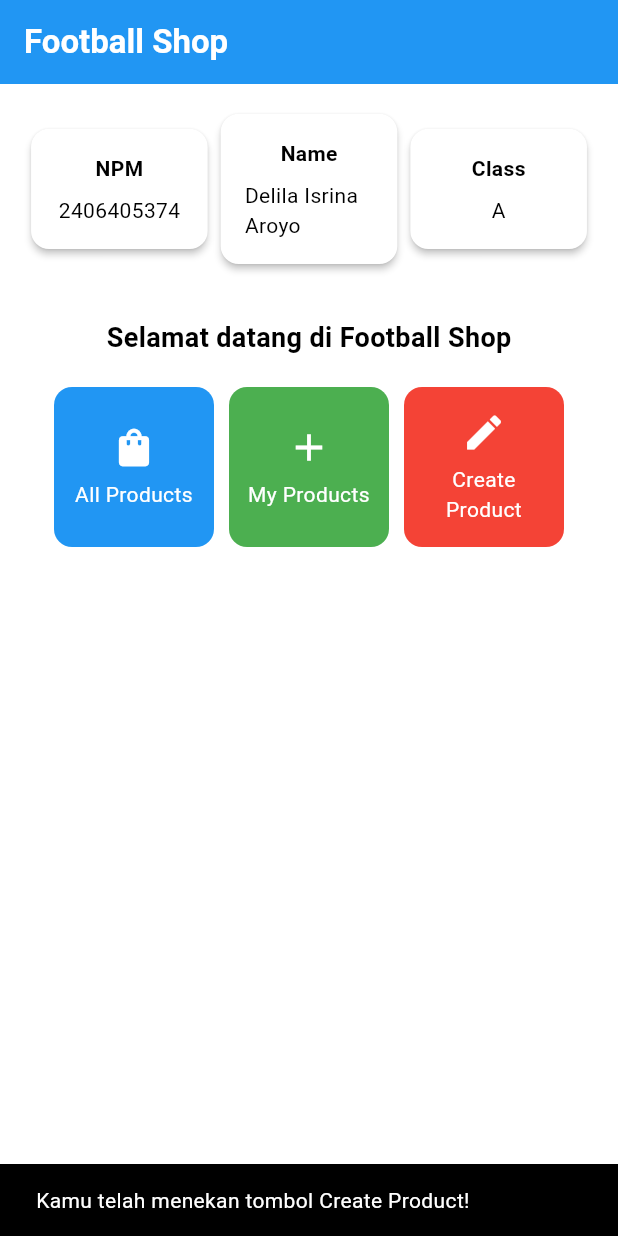
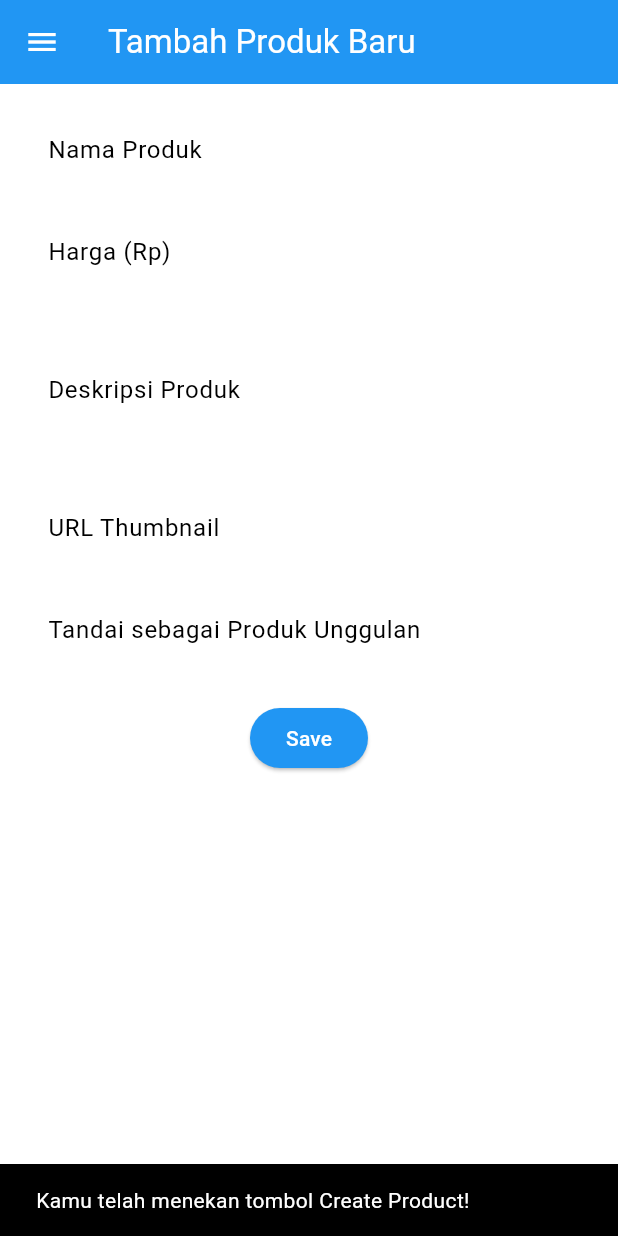
Before and after one commit to delilaisrn/football-shop, a Flutter app: the screen it shows after launch, after a tap on "Create Product", on a phone screen of 412 x 824 dp. Run offline on Flutter 3.47's test engine with Material 3 defaults, Android fonts, the phone set to English and light mode, and no system bars.

Commit message:
Tugas 8 selesai

```diff
--- a/lib/main.dart
+++ b/lib/main.dart
@@ -1,5 +1,5 @@
 import 'package:flutter/material.dart';
-import 'package:football_shop/menu.dart';
+import 'package:football_shop/screens/menu.dart';
 
 void main() {
   runApp(const MyApp());
--- a/lib/menu.dart
+++ b/lib/screens/menu.dart
@@ -1,4 +1,6 @@
 import 'package:flutter/material.dart';
+import 'package:football_shop/widgets/left_drawer.dart';
+import 'package:football_shop/widgets/item_card.dart';
 
 class MyHomePage extends StatelessWidget {
   MyHomePage({super.key});
@@ -9,8 +11,8 @@ class MyHomePage extends StatelessWidget {
 
   final List<ItemHomepage> items = [
     ItemHomepage("All Products", Icons.shopping_bag, Colors.blue),
-    ItemHomepage("My Products", Icons.add, Colors.green),
-    ItemHomepage("Create Product", Icons.create, Colors.red),
+    ItemHomepage("My Products", Icons.list_alt, Colors.green),
+    ItemHomepage("Create Product", Icons.add, Colors.red),
   ];
 
   @override
@@ -124,65 +126,3 @@ class InfoCard extends StatelessWidget {
     );
   }
 }
-
-class ItemHomepage {
- final String name;
- final IconData icon;
- final Color color;
-
- ItemHomepage(this.name, this.icon, this.color);
-}
-
-class ItemCard extends StatelessWidget {
-  // Menampilkan kartu dengan ikon dan nama.
-
-  final ItemHomepage item;
-
-  const ItemCard(this.item, {super.key});
-
-  @override
-  Widget build(BuildContext context) {
-    return Material(
-      // Menentukan warna latar belakang dari tema aplikasi.
-      color: item.color,
-      // Membuat sudut kartu melengkung.
-      borderRadius: BorderRadius.circular(12),
-
-      child: InkWell(
-        // Aksi ketika kartu ditekan.
-        onTap: () {
-          // Menampilkan pesan SnackBar saat kartu ditekan.
-          ScaffoldMessenger.of(context)
-            ..hideCurrentSnackBar()
-            ..showSnackBar(
-              SnackBar(content: Text("Kamu telah menekan tombol ${item.name}!"))
-            );
-        },
-        // Container untuk menyimpan Icon dan Text
-        child: Container(
-          padding: const EdgeInsets.all(8),
-          child: Center(
-            child: Column(
-              // Menyusun ikon dan teks di tengah kartu.
-              mainAxisAlignment: MainAxisAlignment.center,
-              children: [
-                Icon(
-                  item.icon,
-                  color: Colors.white,
-                  size: 30.0,
-                ),
-                const Padding(padding: EdgeInsets.all(3)),
-                Text(
-                  item.name,
-                  textAlign: TextAlign.center,
-                  style: const TextStyle(color: Colors.white),
-                ),
-              ],
-            ),
-          ),
-        ),
-      ),
-    );
-  }
-
-}
--- /dev/null
+++ b/lib/screens/product_form.dart
@@ -0,0 +1,148 @@
+import 'package:flutter/material.dart';
+import 'package:football_shop/widgets/left_drawer.dart';
+
+class ProductFormPage extends StatefulWidget {
+  const ProductFormPage({super.key});
+
+  @override
+  State<ProductFormPage> createState() => _ProductFormPageState();
+}
+
+class _ProductFormPageState extends State<ProductFormPage> {
+  final _formKey = GlobalKey<FormState>();
+  String _name = "";
+  int _price = 0;
+  String _description = "";
+  String _thumbnail = "";
+  bool _isFeatured = false;
+
+  @override
+  Widget build(BuildContext context) {
+    return Scaffold(
+      appBar: AppBar(
+        title: const Text('Tambah Produk Baru'),
+        backgroundColor: Colors.blue,
+        foregroundColor: Colors.white,
+      ),
+      drawer: const LeftDrawer(),
+      body: Form(
+        key: _formKey,
+        child: SingleChildScrollView(
+          padding: const EdgeInsets.all(16.0),
+          child: Column(
+            crossAxisAlignment: CrossAxisAlignment.start,
+            children: [
+              // Name
+              TextFormField(
+                decoration: InputDecoration(
+                  labelText: "Nama Produk",
+                  border: OutlineInputBorder(borderRadius: BorderRadius.circular(5.0)),
+                ),
+                onChanged: (val) => _name = val,
+                validator: (val) {
+                  if (val == null || val.isEmpty) return "Nama tidak boleh kosong!";
+                  if (val.length < 3) return "Nama minimal 3 karakter!";
+                  return null;
+                },
+              ),
+              const SizedBox(height: 12),
+
+              // Price
+              TextFormField(
+                keyboardType: TextInputType.number,
+                decoration: InputDecoration(
+                  labelText: "Harga (Rp)",
+                  border: OutlineInputBorder(borderRadius: BorderRadius.circular(5.0)),
+                ),
+                onChanged: (val) {
+                  _price = int.tryParse(val) ?? 0;
+                },
+                validator: (val) {
+                  if (val == null || val.isEmpty) return "Harga wajib diisi!";
+                  final num? price = num.tryParse(val);
+                  if (price == null || price <= 0) return "Harga harus angka positif!";
+                  return null;
+                },
+              ),
+              const SizedBox(height: 12),
+
+              // Description
+              TextFormField(
+                maxLines: 3,
+                decoration: InputDecoration(
+                  labelText: "Deskripsi Produk",
+                  border: OutlineInputBorder(borderRadius: BorderRadius.circular(5.0)),
+                ),
+                onChanged: (val) => _description = val,
+                validator: (val) {
+                  if (val == null || val.isEmpty) return "Deskripsi tidak boleh kosong!";
+                  if (val.length < 10) return "Deskripsi minimal 10 karakter!";
+                  return null;
+                },
+              ),
+              const SizedBox(height: 12),
+
+              // Thumbnail URL
+              TextFormField(
+                decoration: InputDecoration(
+                  labelText: "URL Thumbnail",
+                  border: OutlineInputBorder(borderRadius: BorderRadius.circular(5.0)),
+                ),
+                onChanged: (val) => _thumbnail = val,
+                validator: (val) {
+                  if (val == null || val.isEmpty) return "URL wajib diisi!";
+                  if (!Uri.parse(val).isAbsolute) return "Masukkan URL yang valid!";
+                  return null;
+                },
+              ),
+              const SizedBox(height: 12),
+
+              // Is Featured
+              SwitchListTile(
+                title: const Text("Tandai sebagai Produk Unggulan"),
+                value: _isFeatured,
+                onChanged: (val) {
+                  setState(() {
+                    _isFeatured = val;
+                  });
+                },
+              ),
+              const SizedBox(height: 20),
+
+              // Save Button
+              Center(
+                child: ElevatedButton(
+                  style: ElevatedButton.styleFrom(
+                    backgroundColor: Colors.blue,
+                    foregroundColor: Colors.white,
+                  ),
+                  onPressed: () {
+                    if (_formKey.currentState!.validate()) {
+                      showDialog(
+                        context: context,
+                        builder: (context) => AlertDialog(
+                          title: const Text('Produk berhasil disimpan!'),
+                          content: Text(
+                            "Nama: $_name\nHarga: Rp$_price\nDeskripsi: $_description\nThumbnail: $_thumbnail\nUnggulan: ${_isFeatured ? "Ya" : "Tidak"}",
+                          ),
+                          actions: [
+                            TextButton(
+                              onPressed: () => Navigator.pop(context),
+                              child: const Text('OK'),
+                            ),
+                          ],
+                        ),
+                      );
+                      _formKey.currentState!.reset();
+                    }
+                  },
+                  child: const Text("Save"),
+                ),
+              ),
+            ],
+          ),
+        ),
+      ),
+    );
+  }
+}
--- /dev/null
+++ b/lib/widgets/item_card.dart
@@ -0,0 +1,58 @@
+import 'package:flutter/material.dart';
+import 'package:football_shop/screens/product_form.dart';
+
+class ItemHomepage {
+  final String name;
+  final IconData icon;
+  final Color color;
+
+  ItemHomepage(this.name, this.icon, this.color);
+}
+
+class ItemCard extends StatelessWidget {
+  final ItemHomepage item;
+
+  const ItemCard(this.item, {super.key});
+
+  @override
+  Widget build(BuildContext context) {
+    return Material(
+      color: item.color,
+      borderRadius: BorderRadius.circular(12),
+      child: InkWell(
+        onTap: () {
+          ScaffoldMessenger.of(context)
+            ..hideCurrentSnackBar()
+            ..showSnackBar(
+              SnackBar(content: Text("Kamu telah menekan tombol ${item.name}!")),
+            );
+
+          // Navigasi ke halaman tambah produk
+          if (item.name == "Create Product") {
+            Navigator.pushReplacement(
+              context,
+              MaterialPageRoute(builder: (context) => const ProductFormPage()),
+            );
+          }
+        },
+        child: Container(
+          padding: const EdgeInsets.all(8),
+          child: Center(
+            child: Column(
+              mainAxisAlignment: MainAxisAlignment.center,
+              children: [
+                Icon(item.icon, color: Colors.white, size: 30.0),
+                const Padding(padding: EdgeInsets.all(3)),
+                Text(
+                  item.name,
+                  textAlign: TextAlign.center,
+                  style: const TextStyle(color: Colors.white),
+                ),
+              ],
+            ),
+          ),
+        ),
+      ),
+    );
+  }
+}
```
Also changed, not shown: lib/widgets/left_drawer.dart (added, +58 -0 lines), 1 other file.
